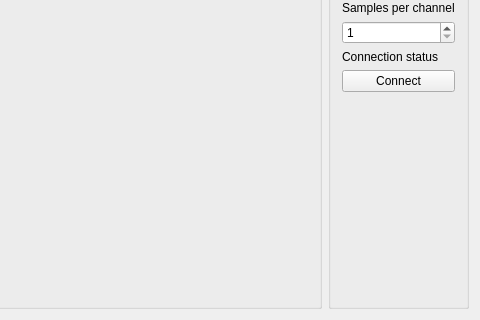
Before: the Qt Designer form mainwindow.ui in kocejko/QtbiosemiEEG_reciver, drawn with Qt 5; both pictures show x 412 to 892 and y 187 to 507 of the 892 by 507 pixel window.
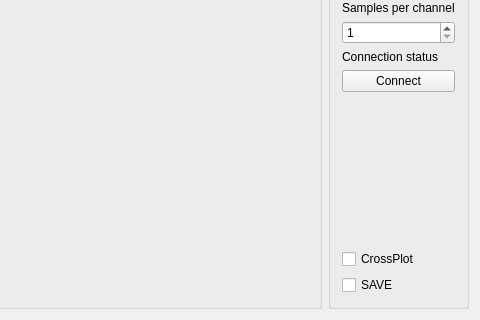
After: the same form once the commit is applied. Custom widgets are drawn as their Qt base class.

```diff
--- a/mainwindow.ui
+++ b/mainwindow.ui
@@ -122,6 +122,20 @@
          </property>
         </spacer>
        </item>
+       <item>
+        <widget class="QCheckBox" name="checkBox">
+         <property name="text">
+          <string>CrossPlot</string>
+         </property>
+        </widget>
+       </item>
+       <item>
+        <widget class="QCheckBox" name="checkBox_2">
+         <property name="text">
+          <string>SAVE</string>
+         </property>
+        </widget>
+       </item>
       </layout>
      </widget>
     </item>
```
